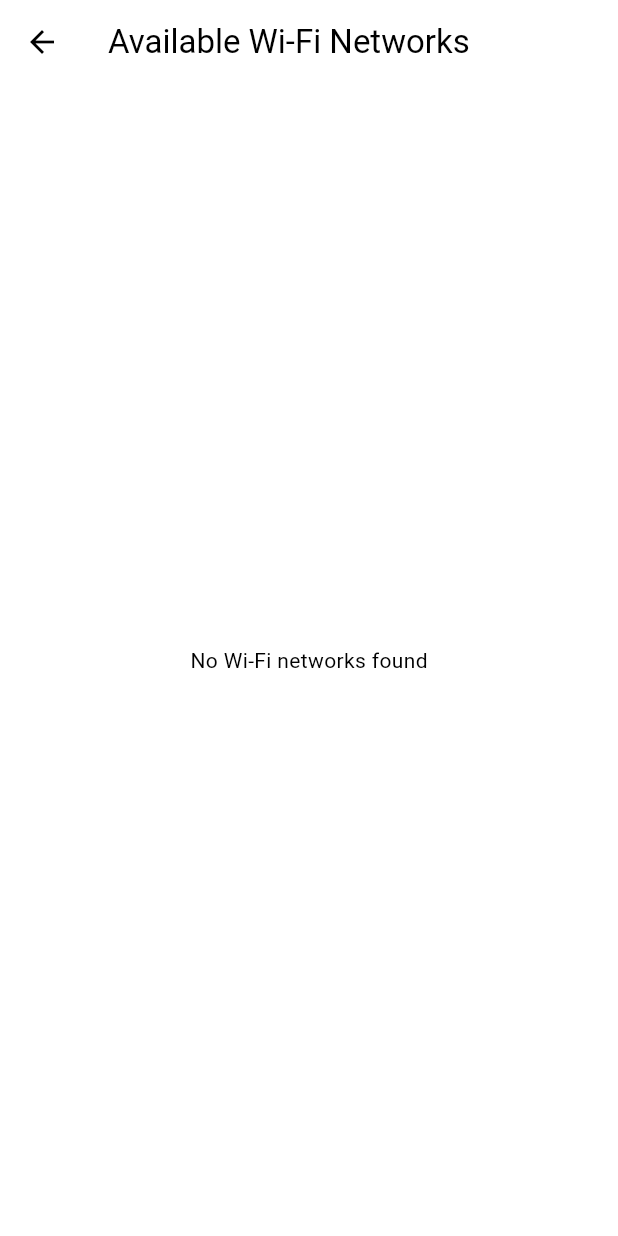
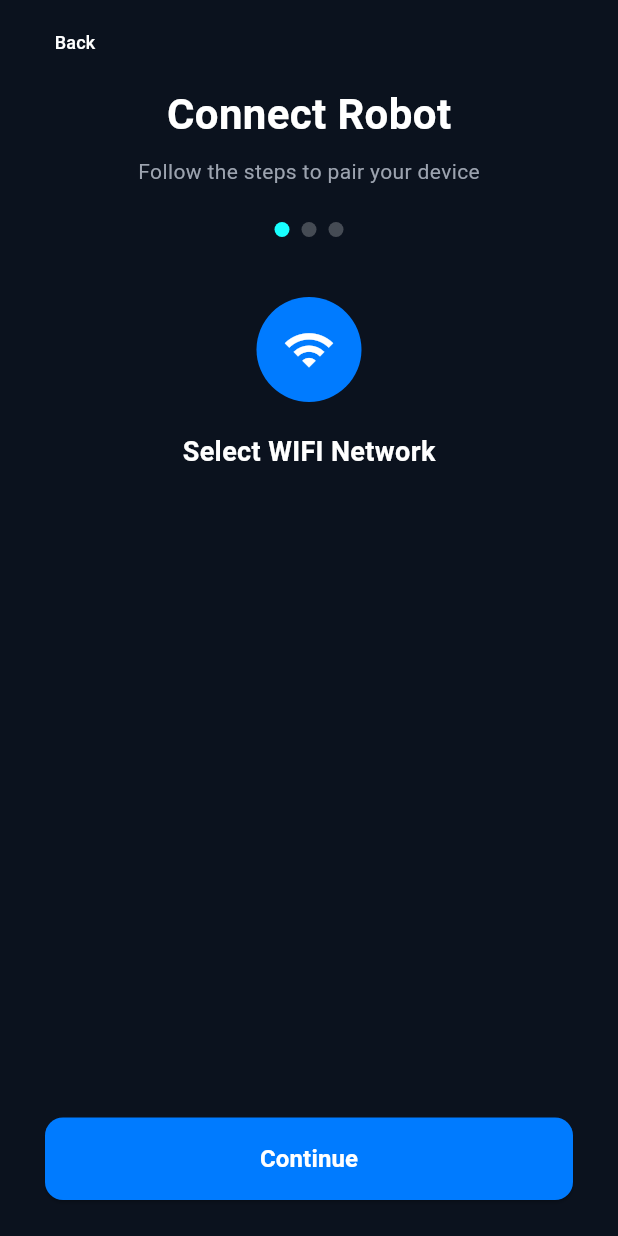
Before and after one commit to axarrobotics/pawme_mobile, a Flutter app: the WifiGuidePage screen opened directly, on a phone screen of 412 x 824 dp. Run offline on Flutter 3.47's test engine with Material 3 defaults, Android fonts, the phone set to English and light mode, and no system bars; our stand-ins replace firebase_auth, firebase_core, firebase_database, google_sign_in, permission_handler, webview_flutter; missing offline and left inert: wifi_iot; accounts and stored records are empty.

Commit message:
Refactor WifiGuidePage for improved functionality

```diff
--- a/lib/wifi_guide_page.dart
+++ b/lib/wifi_guide_page.dart
@@ -1,18 +1,24 @@
 import 'package:flutter/material.dart';
-import 'package:wifi_scan/wifi_scan.dart';
+import 'package:permission_handler/permission_handler.dart';
 import 'package:wifi_iot/wifi_iot.dart';
-import 'package:permission_handler/permission_handler.dart';
+
+// --- Theme Colors matching Screenshot ---
+const Color _backgroundColor = Color(0xFF0B121E); // Deep midnight blue
+const Color _cardColor = Color(0xFF161D2B);       // Lighter navy for items
+const Color _accentBlue = Color(0xFF007BFF);      // Vibrant blue for primary button
+const Color _textSecondary = Color(0xFF9CA3AF);
 
 class WifiGuidePage extends StatefulWidget {
-  const WifiGuidePage({super.key});
+  final String robotSSID;
+  const WifiGuidePage({super.key, required this.robotSSID});
 
   @override
-  _WifiGuidePageState createState() => _WifiGuidePageState();
+  State<WifiGuidePage> createState() => _WifiGuidePageState();
 }
 
 class _WifiGuidePageState extends State<WifiGuidePage> {
-  List<WiFiAccessPoint>? _wifiList;
-  bool _isLoading = true;
+  List<WifiNetwork> _wifiList = [];
+  bool _isLoading = false;
 
   @override
   void initState() {
@@ -21,122 +27,198 @@ class _WifiGuidePageState extends State<WifiGuidePage> {
   }
 
   Future<void> _requestPermissionsAndScan() async {
-    var status = await Permission.location.request();
+    var status = await Permission.locationWhenInUse.request();
     if (status.isGranted) {
       _startScan();
-    } else {
-      setState(() {
-        _wifiList = [];
-        _isLoading = false;
-      });
+    } else if (mounted) {
+      ScaffoldMessenger.of(context).showSnackBar(
+        const SnackBar(content: Text('Location permission is required for Wi-Fi scanning.')),
+      );
     }
   }
 
   Future<void> _startScan() async {
-    final canScanResult = await WiFiScan.instance.canStartScan();
-
-    if (canScanResult != CanStartScan.yes) {
+    if (!mounted) return;
     setState(() {
+      _isLoading = true;
       _wifiList = [];
+    });
+    try {
+      final results = await WiFiForIoTPlugin.loadWifiList();
+      if (mounted) {
+        setState(() {
+          _wifiList = results
+              .where((r) => r.ssid != null && r.ssid!.isNotEmpty)
+              .toList();
+          _wifiList.sort((a, b) => (b.level ?? -100).compareTo(a.level ?? -100));
           _isLoading = false;
         });
-      return;
       }
-
-    WiFiScan.instance.startScan();
-
-    WiFiScan.instance.onScannedResultsAvailable.listen((results) {
-      setState(() {
-        _wifiList = results;
-        _isLoading = false;
-      });
-    });
+    } catch (e) {
+      if (mounted) {
+        setState(() => _isLoading = false);
+        ScaffoldMessenger.of(context).showSnackBar(SnackBar(content: Text('Error: $e')));
       }
-
-  Future<void> _connectToWifi(String ssid, String? password, NetworkSecurity security) async {
-    try {
-      print('Attempting Wi-Fi connection to $ssid');
-      bool success = await WiFiForIoTPlugin.connect(
-        ssid,
-        password: password,
-        security: security,
-        joinOnce: true,
-      );
-      print(success ? 'Connected successfully' : 'Failed to connect');
-      ScaffoldMessenger.of(context).showSnackBar(
-        SnackBar(content: Text(success ? "Connected to $ssid" : "Failed to connect")),
-      );
-    } catch (e) {
-      print('Exception connecting to WiFi: $e');
-      ScaffoldMessenger.of(context).showSnackBar(
-        SnackBar(content: Text('Error connecting to WiFi: $e')),
-      );
     }
   }
 
+  void _connectToWifi(WifiNetwork wifi) async {
+    String ssid = wifi.ssid ?? '';
+    if (ssid.isEmpty) return;
 
+    // Simple password prompt logic remains the same
+    final password = await _showPasswordDialog(context, ssid) ?? '';
+    if (password.isEmpty && (wifi.capabilities?.contains('WPA') ?? false)) return;
 
-  void _onNetworkTap(WiFiAccessPoint wifi) {
-    if (wifi.capabilities.contains('WPA') || wifi.capabilities.contains('WEP')) {
-      showDialog(
+    try {
+      final success = await WiFiForIoTPlugin.connect(ssid, password: password, joinOnce: true);
+      if (mounted && success) {
+        Navigator.of(context).pop(ssid);
+      }
+    } catch (e) {
+      if (mounted) ScaffoldMessenger.of(context).showSnackBar(SnackBar(content: Text('Connection error: $e')));
+    }
+  }
+
+  Future<String?> _showPasswordDialog(BuildContext context, String ssid) {
+    final TextEditingController passwordController = TextEditingController();
+    return showDialog<String>(
       context: context,
-        builder: (context) {
-          final passwordController = TextEditingController();
-          return AlertDialog(
-            title: Text('Connect to ${wifi.ssid}'),
+      builder: (context) => AlertDialog(
+        backgroundColor: _cardColor,
+        title: Text('Connect to $ssid', style: const TextStyle(color: Colors.white)),
         content: TextField(
           controller: passwordController,
           obscureText: true,
-              decoration: const InputDecoration(labelText: 'Password'),
+          style: const TextStyle(color: Colors.white),
+          decoration: const InputDecoration(hintText: 'Password', hintStyle: TextStyle(color: _textSecondary)),
         ),
         actions: [
-              TextButton(
-                onPressed: () => Navigator.pop(context),
-                child: const Text('Cancel'),
+          TextButton(onPressed: () => Navigator.pop(context), child: const Text('Cancel')),
+          ElevatedButton(onPressed: () => Navigator.pop(context, passwordController.text), child: const Text('Connect')),
+        ],
       ),
-              TextButton(
-                onPressed: () {
-                  Navigator.pop(context);
-                  _connectToWifi(
-                    wifi.ssid,
-                    passwordController.text,
-                    wifi.capabilities.contains('WPA')
-                        ? NetworkSecurity.WPA
-                        : NetworkSecurity.WEP,
     );
-                },
-                child: const Text('Connect'),
-              ),
-            ],
-          );
-        },
-      );
-    } else {
-      _connectToWifi(wifi.ssid, null, NetworkSecurity.NONE);
-    }
   }
 
   @override
   Widget build(BuildContext context) {
     return Scaffold(
-      appBar: AppBar(title: const Text('Available Wi-Fi Networks')),
-      body: _isLoading
-          ? const Center(child: CircularProgressIndicator())
-          : _wifiList == null || _wifiList!.isEmpty
-              ? const Center(child: Text('No Wi-Fi networks found'))
+      backgroundColor: _backgroundColor, //
+      appBar: AppBar(
+        backgroundColor: Colors.transparent,
+        elevation: 0,
+        leading: TextButton(
+          onPressed: () => Navigator.pop(context),
+          child: const Text('Back', style: TextStyle(color: Colors.white, fontSize: 12)),
+        ),
+        leadingWidth: 100,
+      ),
+      body: Center(
+        child: Container(
+          constraints: const BoxConstraints(maxWidth: 400),
+          padding: const EdgeInsets.symmetric(horizontal: 24.0),
+          child: Column(
+            children: [
+              // 1. Centered Header
+              const Text(
+                'Connect Robot',
+                style: TextStyle(color: Colors.white, fontSize: 28, fontWeight: FontWeight.bold),
+              ),
+              const SizedBox(height: 8),
+              const Text(
+                'Follow the steps to pair your device',
+                style: TextStyle(color: _textSecondary, fontSize: 14),
+              ),
+              const SizedBox(height: 24),
+
+              // 2. Step Indicators
+              Row(
+                mainAxisAlignment: MainAxisAlignment.center,
+                children: [
+                  _buildStep(true),
+                  const SizedBox(width: 8),
+                  _buildStep(false),
+                  const SizedBox(width: 8),
+                  _buildStep(false),
+                ],
+              ),
+              const SizedBox(height: 40),
+
+              // 3. Wi-Fi Icon and Label
+              const CircleAvatar(
+                radius: 35,
+                backgroundColor: _accentBlue,
+                child: Icon(Icons.wifi, color: Colors.white, size: 35),
+              ),
+              const SizedBox(height: 20),
+              const Text(
+                'Select WIFI Network',
+                style: TextStyle(color: Colors.white, fontSize: 18, fontWeight: FontWeight.w600),
+              ),
+              const SizedBox(height: 20),
+
+              // 4. Stylized Wi-Fi List
+              Expanded(
+                child: _isLoading
+                    ? const Center(child: CircularProgressIndicator(color: _accentBlue))
                     : ListView.builder(
-                  itemCount: _wifiList!.length,
+                  itemCount: _wifiList.length,
                   itemBuilder: (context, index) {
-                    final wifi = _wifiList![index];
-                    return ListTile(
-                      title: Text(wifi.ssid),
-                      subtitle: Text('Signal strength: ${wifi.level}'),
-                      trailing: wifi.capabilities.contains('WPA') || wifi.capabilities.contains('WEP')
-                          ? const Icon(Icons.lock)
-                          : const Icon(Icons.lock_open),
-                      onTap: () => _onNetworkTap(wifi),
+                    final wifi = _wifiList[index];
+                    return Padding(
+                      padding: const EdgeInsets.only(bottom: 12.0),
+                      child: InkWell(
+                        onTap: () => _connectToWifi(wifi),
+                        borderRadius: BorderRadius.circular(12),
+                        child: Container(
+                          padding: const EdgeInsets.symmetric(vertical: 16, horizontal: 20),
+                          decoration: BoxDecoration(
+                            color: _cardColor,
+                            borderRadius: BorderRadius.circular(12),
+                            border: Border.all(color: Colors.white.withOpacity(0.05)),
+                          ),
+                          child: Text(
+                            wifi.ssid ?? 'Unknown',
+                            style: const TextStyle(color: Colors.white, fontSize: 16),
+                          ),
+                        ),
+                      ),
                     );
                   },
+                ),
+              ),
+
+              // 5. Continue Button
+              Padding(
+                padding: const EdgeInsets.symmetric(vertical: 24.0),
+                child: SizedBox(
+                  width: double.infinity,
+                  height: 55,
+                  child: ElevatedButton(
+                    onPressed: () {},
+                    style: ElevatedButton.styleFrom(
+                      backgroundColor: _accentBlue,
+                      shape: RoundedRectangleBorder(borderRadius: BorderRadius.circular(12)),
+                    ),
+                    child: const Text('Continue', style: TextStyle(color: Colors.white, fontSize: 16, fontWeight: FontWeight.bold)),
+                  ),
+                ),
+              ),
+            ],
+          ),
+        ),
+      ),
+    );
+  }
+
+  Widget _buildStep(bool isActive) {
+    return Container(
+      width: 10,
+      height: 10,
+      decoration: BoxDecoration(
+        shape: BoxShape.circle,
+        color: isActive ? Colors.cyanAccent : Colors.white24,
       ),
     );
   }
```
Lines whose indentation alone changed are shown as unchanged.
